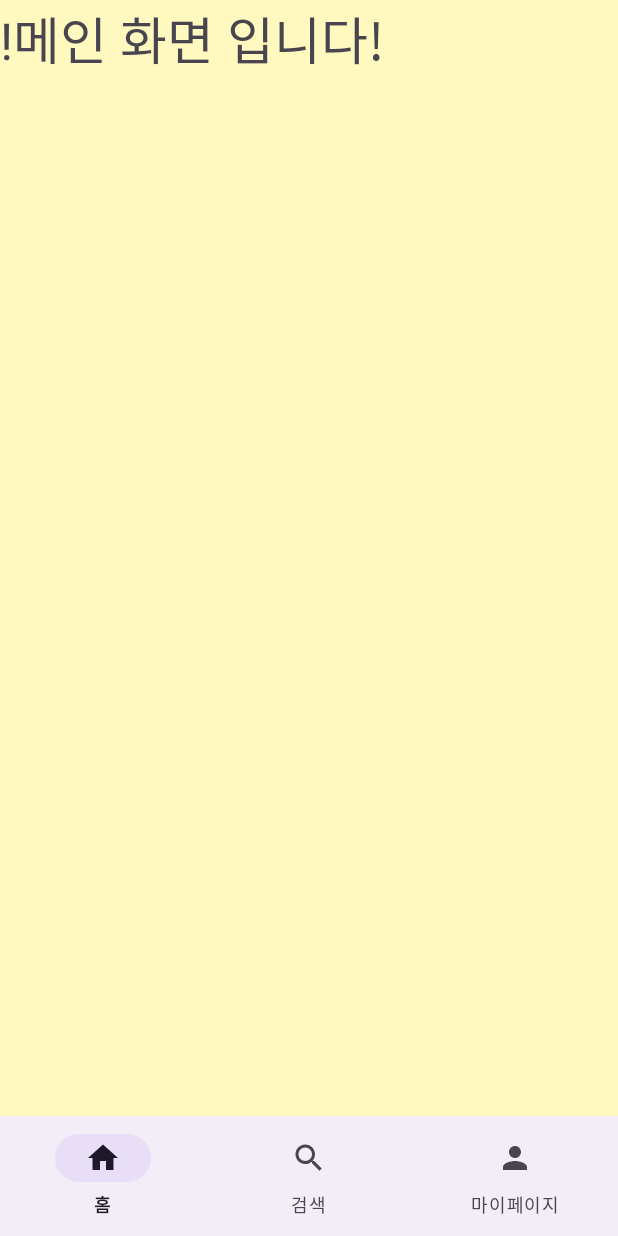
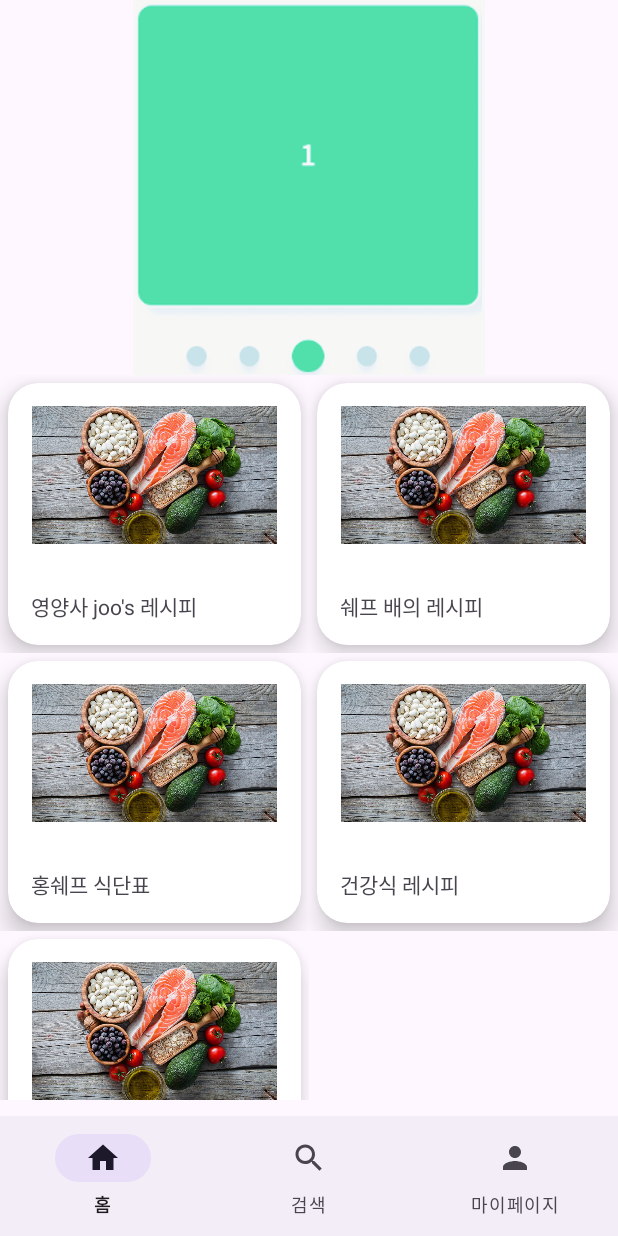
Before and after one commit to jcowwk/android-balancebite, an Android app: the MainActivity screen opened directly, with no data from a screen before it, on a phone screen of 412 x 824 dp. Run offline under Robolectric (Android 15) with nearby library versions, the phone set to English and light mode, and no system bars.

Commit message:
메인 화면 대략적인 느낌

```diff
--- a/app/src/main/java/org/techtown/balancebite/MainActivity.java
+++ b/app/src/main/java/org/techtown/balancebite/MainActivity.java
@@ -4,9 +4,10 @@ import androidx.annotation.NonNull;
 import androidx.appcompat.app.AppCompatActivity;
 import androidx.viewpager2.widget.ViewPager2;
 
+import android.content.Context;
+import android.content.Intent;
 import android.os.Bundle;
 import android.view.MenuItem;
-import android.view.View;
 
 import com.google.android.material.bottomnavigation.BottomNavigationView;
 
@@ -14,11 +15,16 @@ public class MainActivity extends AppCompatActivity {
 
     BottomNavigationView bottomNavigationView;
     ViewPager2 pager;
+    public static Context contextMain;
+
+    String selectedItemTitle;
 
     @Override
     protected void onCreate(Bundle savedInstanceState) {
         super.onCreate(savedInstanceState);
         setContentView(R.layout.activity_main);
+
+        contextMain = this;
 
         PagerAdapter adapter = new PagerAdapter(this);
         pager = findViewById(R.id.pager);
@@ -57,4 +63,14 @@ public class MainActivity extends AppCompatActivity {
             }
         });
     }
+    public void goItemPage(){
+        Intent intent = new Intent(getApplicationContext(), DetailItemPage.class);
+        startActivity(intent);
+    }
+    public void setItemTitle(String title){
+        selectedItemTitle = title;
+    }
+    public String getItemTitle(){
+        return selectedItemTitle;
+    }
 }
--- a/app/src/main/java/org/techtown/balancebite/MainFragment.java
+++ b/app/src/main/java/org/techtown/balancebite/MainFragment.java
@@ -2,18 +2,54 @@ package org.techtown.balancebite;
 
 import android.os.Bundle;
 
+import androidx.annotation.NonNull;
 import androidx.fragment.app.Fragment;
+import androidx.recyclerview.widget.LinearLayoutManager;
+import androidx.recyclerview.widget.RecyclerView;
+import androidx.recyclerview.widget.StaggeredGridLayoutManager;
+import androidx.viewpager2.widget.ViewPager2;
 
+import android.os.Handler;
+import android.os.Looper;
+import android.os.Message;
+import android.util.Log;
 import android.view.LayoutInflater;
 import android.view.View;
 import android.view.ViewGroup;
+import android.widget.Toast;
 
 public class MainFragment extends Fragment {
+    MainActivity activity;
+    RecyclerView recyclerView;
+    MainItemAdapter adapter;
 
     @Override
     public View onCreateView(LayoutInflater inflater, ViewGroup container,
                              Bundle savedInstanceState) {
         ViewGroup rootView = (ViewGroup)inflater.inflate(R.layout.fragment_main, container, false);
+        activity = (MainActivity)getActivity();
+        RecyclerView recyclerView;
+        recyclerView = rootView.findViewById(R.id.mainRecycler);
+        recyclerView.setLayoutManager(new StaggeredGridLayoutManager(2, StaggeredGridLayoutManager.VERTICAL));
+
+        adapter = new MainItemAdapter();
+        adapter.addItem("영양사 joo's 레시피");
+        adapter.addItem("쉐프 배의 레시피");
+        adapter.addItem("홍쉐프 식단표");
+        adapter.addItem("건강식 레시피");
+        adapter.addItem("건강식 레시피");
+
+        recyclerView.setAdapter(adapter);
+
+        adapter.setOnItemClickListener(new OnMainItemClickListener() {
+            @Override
+            public void onItemClick(MainItemAdapter.ViewHolder holder, View view, int position) {
+                String title = adapter.getItem(position);
+                Toast.makeText(getContext(),"선택된 아이템:"+title,Toast.LENGTH_SHORT).show();
+                activity.setItemTitle(title);
+                activity.goItemPage();
+            }
+        });
 
         return rootView;
     }
--- /dev/null
+++ b/app/src/main/java/org/techtown/balancebite/MainItemAdapter.java
@@ -0,0 +1,72 @@
+package org.techtown.balancebite;
+
+import android.content.Context;
+import android.service.autofill.UserData;
+import android.view.LayoutInflater;
+import android.view.View;
+import android.view.ViewGroup;
+import android.widget.ImageView;
+import android.widget.TextView;
+import android.widget.Toast;
+
+import androidx.annotation.NonNull;
+import androidx.recyclerview.widget.RecyclerView;
+
+import java.util.ArrayList;
+
+public class MainItemAdapter extends RecyclerView.Adapter<MainItemAdapter.ViewHolder> {
+    ArrayList<String> titles = new ArrayList<String>();
+    OnMainItemClickListener listener;
+    Context context;
+    public void addItem(String item){
+        titles.add(item);
+    }
+    public void setItems(ArrayList<String> items){
+        this.titles = items;
+    }
+    public String getItem(int position){
+        return titles.get(position);
+    }
+    public void setItem(int position, String item){ titles.set(position, item); }
+    public void setOnItemClickListener(OnMainItemClickListener listener){ this.listener = listener; }
+    @NonNull
+    @Override
+    public ViewHolder onCreateViewHolder(@NonNull ViewGroup parent, int viewType) {
+        LayoutInflater inflater = LayoutInflater.from(parent.getContext());
+        View itemView = inflater.inflate(R.layout.main_fragment_item, parent, false);
+        context = parent.getContext();
+        return new ViewHolder(itemView, listener);
+    }
+
+    @Override
+    public void onBindViewHolder(@NonNull ViewHolder holder, int position) {
+        String title = titles.get(position);
+        holder.setItem(title);
+    }
+
+    @Override
+    public int getItemCount() { return titles.size(); }
+
+    static class ViewHolder extends RecyclerView.ViewHolder{
+        ImageView image;
+        TextView tvTitle;
+
+        public ViewHolder(@NonNull View itemView, final OnMainItemClickListener listener) {
+            super(itemView);
+            tvTitle = itemView.findViewById(R.id.itemTitle);
+            itemView.setOnClickListener(new View.OnClickListener() {
+                @Override
+                public void onClick(View view) {
+                    int position = getAdapterPosition();
+                    if(listener != null){
+                        listener.onItemClick(ViewHolder.this, view, position);
+
+                    }
+                }
+            });
+        }
+        public void setItem(String str){
+            tvTitle.setText(str);
+        }
+    }
+}
--- /dev/null
+++ b/app/src/main/java/org/techtown/balancebite/OnMainItemClickListener.java
@@ -0,0 +1,7 @@
+package org.techtown.balancebite;
+
+import android.view.View;
+
+public interface OnMainItemClickListener {
+    public void onItemClick(MainItemAdapter.ViewHolder holder, View view, int position);
+}
--- a/app/src/main/java/org/techtown/balancebite/PagerAdapter.java
+++ b/app/src/main/java/org/techtown/balancebite/PagerAdapter.java
@@ -13,7 +13,9 @@ public class PagerAdapter extends FragmentStateAdapter {
         super(fragmentActivity);
     }
     public void addItem(Fragment fragment){
+
         items.add(fragment);
+        notifyItemInserted(items.size()-1);
     }
 
     @Override
--- a/app/src/main/res/layout/fragment_main.xml
+++ b/app/src/main/res/layout/fragment_main.xml
@@ -1,16 +1,49 @@
 <?xml version="1.0" encoding="utf-8"?>
-<FrameLayout xmlns:android="http://schemas.android.com/apk/res/android"
+<LinearLayout xmlns:android="http://schemas.android.com/apk/res/android"
+    xmlns:app="http://schemas.android.com/apk/res-auto"
     xmlns:tools="http://schemas.android.com/tools"
     android:layout_width="match_parent"
     android:layout_height="match_parent"
+    android:orientation="vertical"
     tools:context=".MainFragment">
 
-    <!-- TODO: Update blank fragment layout -->
-    <TextView
+    <ScrollView
         android:layout_width="match_parent"
-        android:layout_height="match_parent"
-        android:background="#FFF8BF"
-        android:text="@string/main_fragment_info_text"
-        android:textSize="34sp" />
+        android:layout_height="match_parent">
 
-</FrameLayout>
+        <androidx.constraintlayout.widget.ConstraintLayout
+            android:layout_width="match_parent"
+            android:layout_height="match_parent">
+
+            <LinearLayout
+                android:id="@+id/linearLayout"
+                android:layout_width="match_parent"
+                android:layout_height="wrap_content"
+                android:orientation="horizontal"
+                app:layout_constraintEnd_toEndOf="parent"
+                app:layout_constraintStart_toStartOf="parent"
+                app:layout_constraintTop_toTopOf="parent">
+
+                <ImageView
+                    android:id="@+id/imageView4"
+                    android:layout_width="wrap_content"
+                    android:layout_height="250dp"
+                    android:layout_weight="1"
+                    app:srcCompat="@drawable/image" />
+            </LinearLayout>
+
+            <androidx.recyclerview.widget.RecyclerView
+                android:id="@+id/mainRecycler"
+                android:layout_width="0dp"
+                android:layout_height="483dp"
+                app:layout_constraintBottom_toBottomOf="parent"
+                app:layout_constraintEnd_toEndOf="parent"
+                app:layout_constraintStart_toStartOf="parent"
+                app:layout_constraintTop_toBottomOf="@+id/linearLayout">
+
+            </androidx.recyclerview.widget.RecyclerView>
+
+        </androidx.constraintlayout.widget.ConstraintLayout>
+    </ScrollView>
+
+</LinearLayout>
--- a/app/src/main/res/layout/main_fragment_item.xml
+++ b/app/src/main/res/layout/main_fragment_item.xml
@@ -32,7 +32,7 @@
                 app:srcCompat="@drawable/default_main_item_image" />
 
             <TextView
-                android:id="@+id/textView2"
+                android:id="@+id/itemTitle"
                 android:layout_width="wrap_content"
                 android:layout_height="wrap_content"
                 android:layout_marginLeft="15dp"
```
Also changed, not shown: app/src/main/AndroidManifest.xml (+5 -4 lines), app/src/main/java/org/techtown/balancebite/DetailItemPage.java (added, +31 -0 lines), app/src/main/res/layout/activity_detail_item_page.xml (added, +66 -0 lines), app/src/main/res/drawable/image.png (added).
